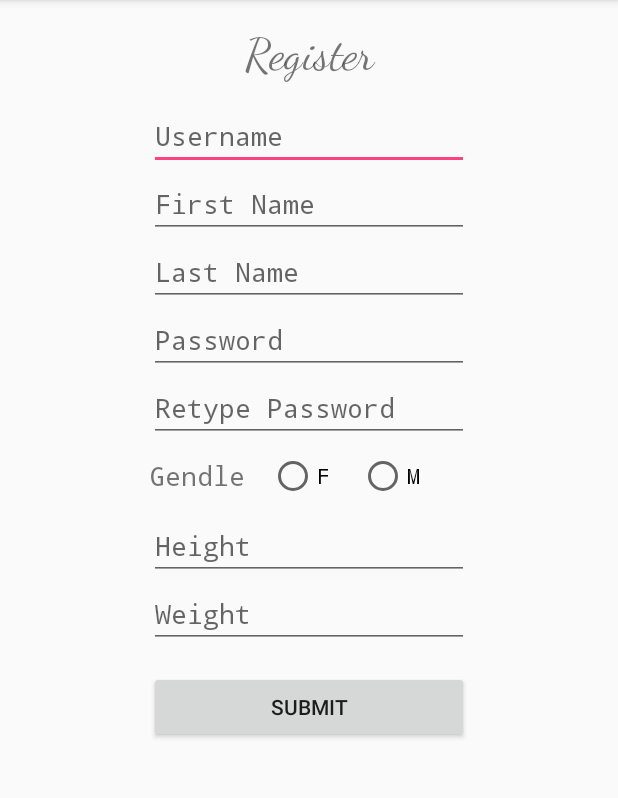
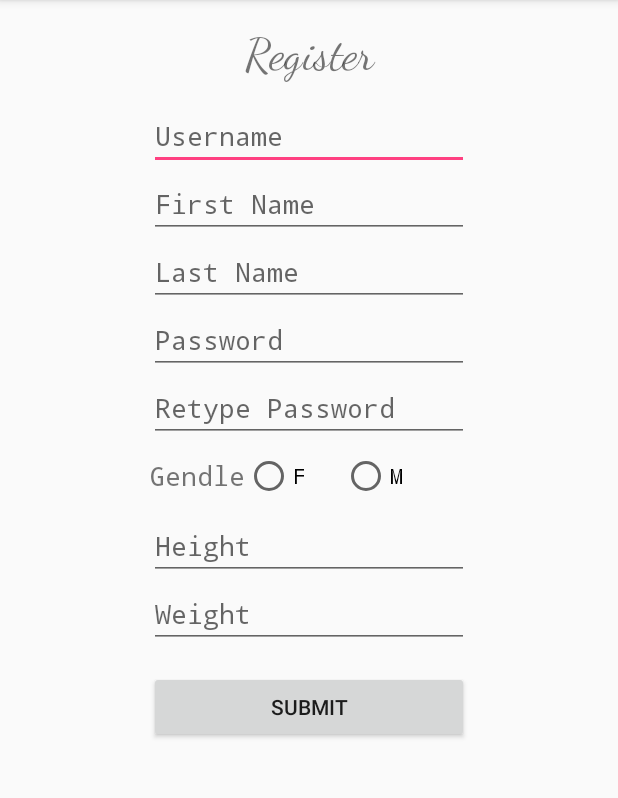
Before and after one commit to AndreeaMihalceaN/HealthMonitoring-android, an Android app: the SignUpActivity screen opened directly, with no data from a screen before it, on a phone screen of 412 x 824 dp, the part 84-882 px from its top. Run offline under Robolectric (Android 15) with nearby library versions, the light colour scheme and no system bars.

Commit message:
Am facut pana la click register, conexiunea nu functioneaza inca

```diff
--- a/app/src/main/AndroidManifest.xml
+++ b/app/src/main/AndroidManifest.xml
@@ -20,7 +20,8 @@
             </intent-filter>
         </activity>
         <activity android:name=".HomeActivity" />
-        <activity android:name=".SignUpActivity"></activity>
+        <activity android:name=".SignUpActivity" />
+        <activity android:name=".TestActivity"></activity>
     </application>
 
 </manifest>
--- a/app/src/main/java/com/example/andreea/healthmonitoring/LoginActivity.java
+++ b/app/src/main/java/com/example/andreea/healthmonitoring/LoginActivity.java
@@ -28,8 +28,6 @@ public class LoginActivity extends AppCompatActivity {
     private ProgressBar progressBarSpinner;
     private CheckBox checkBox_RememberMe;
     private Button btnSignIn;
-    private String username;
-    private String password;
     private EditText editTextUsername;
     private EditText editTextPassword;
     private SharedPreferences loginPreferences;
@@ -37,6 +35,8 @@ public class LoginActivity extends AppCompatActivity {
     private Boolean saveLogin;
     private LoginActivity loginActivity;
     private TextView m_textViewSignUp;
+    private String username;
+    private String password;
 
     @Override
     protected void onCreate(Bundle savedInstanceState) {
--- a/app/src/main/java/com/example/andreea/healthmonitoring/SignUpActivity.java
+++ b/app/src/main/java/com/example/andreea/healthmonitoring/SignUpActivity.java
@@ -3,10 +3,17 @@ package com.example.andreea.healthmonitoring;
 import android.support.v7.app.AppCompatActivity;
 import android.os.Bundle;
 import android.util.Log;
+import android.view.View;
 import android.widget.Button;
 import android.widget.EditText;
+import android.widget.RadioButton;
+import android.widget.RadioGroup;
+import android.widget.Toast;
 
-public class SignUpActivity extends AppCompatActivity {
+import webservice.RegisterDelegate;
+import webservice.RegisterTask;
+
+public class SignUpActivity extends AppCompatActivity implements RegisterDelegate {
 
     private EditText m_editTextUsername;
     private EditText m_editTextFirstName;
@@ -16,6 +23,16 @@ public class SignUpActivity extends AppCompatActivity {
     private EditText m_editTextHeight;
     private EditText m_editTextWeight;
     private Button m_buttonSubmit;
+    private String username;
+    private String password;
+    private String firstName;
+    private String lastName;
+    private String gender;
+    private int height;
+    private int weight;
+    private RadioGroup radioGroup;
+    private RadioButton radioButton;
+    private SignUpActivity signUpActivity;
 
 
     @Override
@@ -30,9 +47,45 @@ public class SignUpActivity extends AppCompatActivity {
         m_editTextRetypePassword = (EditText) findViewById(R.id.editTextRetypePassword);
         m_editTextHeight = (EditText) findViewById(R.id.editTextHeight);
         m_editTextWeight = (EditText) findViewById(R.id.editTextWeight);
-        m_buttonSubmit = (Button) findViewById(R.id.buttonSignIn);
+        m_buttonSubmit = (Button) findViewById(R.id.buttonSubmit);
+        radioGroup = (RadioGroup) findViewById(R.id.rgroup);
 
-        Log.i("tag","Helllllllo!");
+        m_buttonSubmit.setOnClickListener(new View.OnClickListener() {
+            @Override
+            public void onClick(View v) {
+                username = m_editTextUsername.getText().toString();
+                password = m_editTextPassword.getText().toString();
+                firstName = m_editTextFirstName.getText().toString();
+                lastName = m_editTextLastName.getText().toString();
+                height = Integer.parseInt(m_editTextHeight.getText().toString());
+                weight = Integer.parseInt(m_editTextWeight.getText().toString());
+                gender = radioButton.getText().toString();
+                //gender="F";
+
+
+                RegisterTask loginTask = new RegisterTask(username, password, firstName, lastName, gender, height, weight);
+                loginTask.setRegisterDelegate(signUpActivity);
+                Toast.makeText(SignUpActivity.this, "Your have registered! ", Toast.LENGTH_SHORT).show();
+
+            }
+        });
+
+
+    }
+
+        public void rbClick(View view) {
+        int idRadioButton = radioGroup.getCheckedRadioButtonId();
+        radioButton = (RadioButton) findViewById(idRadioButton);
+    }
+
+    @Override
+    public void onRegisterDone(String result) {
+
+    }
+
+    @Override
+    public void onRegisterError(String errorMsg) {
+        Toast.makeText(SignUpActivity.this, errorMsg, Toast.LENGTH_SHORT).show();
 
     }
 }
--- /dev/null
+++ b/app/src/main/java/webservice/RegisterDelegate.java
@@ -0,0 +1,11 @@
+package webservice;
+
+/**
+ * Created by Andreea on 30.10.2017.
+ */
+
+public interface RegisterDelegate {
+    public void onRegisterDone(String result);
+
+    void onRegisterError(String response);
+}
--- a/app/src/main/res/layout/activity_sign_up.xml
+++ b/app/src/main/res/layout/activity_sign_up.xml
@@ -91,31 +91,31 @@
         android:layout_alignLeft="@+id/editTextRetypePassword"
         android:layout_alignStart="@+id/editTextRetypePassword" />
 
-    <RadioButton
-        android:id="@+id/radioButtonF"
-        android:layout_width="wrap_content"
-        android:layout_height="wrap_content"
-        android:layout_alignBottom="@+id/textViewGendle"
-        android:layout_alignTop="@+id/textViewGendle"
-        android:layout_marginLeft="16dp"
-        android:layout_marginStart="16dp"
-        android:layout_toEndOf="@+id/textViewGendle"
-        android:layout_toRightOf="@+id/textViewGendle"
-        android:fontFamily="monospace"
-        android:text="F" />
+    <!--<RadioButton-->
+        <!--android:id="@+id/radioButtonF"-->
+        <!--android:layout_width="wrap_content"-->
+        <!--android:layout_height="wrap_content"-->
+        <!--android:layout_alignBottom="@+id/textViewGendle"-->
+        <!--android:layout_alignTop="@+id/textViewGendle"-->
+        <!--android:layout_marginLeft="16dp"-->
+        <!--android:layout_marginStart="16dp"-->
+        <!--android:layout_toEndOf="@+id/textViewGendle"-->
+        <!--android:layout_toRightOf="@+id/textViewGendle"-->
+        <!--android:fontFamily="monospace"-->
+        <!--android:text="F" />-->
 
-    <RadioButton
-        android:id="@+id/radioButtonM"
-        android:layout_width="wrap_content"
-        android:layout_height="wrap_content"
-        android:layout_alignBottom="@+id/radioButtonF"
-        android:layout_alignTop="@+id/radioButtonF"
-        android:layout_marginLeft="19dp"
-        android:layout_marginStart="19dp"
-        android:layout_toEndOf="@+id/radioButtonF"
-        android:layout_toRightOf="@+id/radioButtonF"
-        android:fontFamily="monospace"
-        android:text="M" />
+    <!--<RadioButton-->
+        <!--android:id="@+id/radioButtonM"-->
+        <!--android:layout_width="wrap_content"-->
+        <!--android:layout_height="wrap_content"-->
+        <!--android:layout_alignBottom="@+id/radioButtonF"-->
+        <!--android:layout_alignTop="@+id/radioButtonF"-->
+        <!--android:layout_marginLeft="19dp"-->
+        <!--android:layout_marginStart="19dp"-->
+        <!--android:layout_toEndOf="@+id/radioButtonF"-->
+        <!--android:layout_toRightOf="@+id/radioButtonF"-->
+        <!--android:fontFamily="monospace"-->
+        <!--android:text="M" />-->
 
     <EditText
         android:id="@+id/editTextHeight"
@@ -153,4 +153,45 @@
         android:layout_below="@+id/editTextWeight"
         android:layout_marginTop="15dp"
         android:text="Submit" />
+
+    <RadioGroup
+        android:id="@+id/rgroup"
+        android:layout_width="@android:dimen/notification_large_icon_width"
+        android:layout_height="match_parent"
+        android:orientation="horizontal"
+        android:layout_alignBottom="@+id/textViewGendle"
+        android:layout_alignEnd="@+id/editTextRetypePassword"
+        android:layout_alignRight="@+id/editTextRetypePassword"
+        android:layout_alignTop="@+id/textViewGendle"
+        android:layout_centerVertical="true"
+        android:layout_toEndOf="@+id/textViewGendle"
+        android:layout_toRightOf="@+id/textViewGendle">
+
+        <RadioButton
+            android:id="@+id/radioButtonF"
+            android:onClick="rbClick"
+            android:layout_width="wrap_content"
+            android:layout_height="wrap_content"
+            android:layout_alignLeft="@+id/radioButtonM"
+            android:layout_alignStart="@+id/radioButtonM"
+            android:layout_below="@+id/editTextFirstName"
+            android:layout_weight="1"
+            android:fontFamily="monospace"
+            android:text="F" />
+
+        <RadioButton
+            android:id="@+id/radioButtonM"
+            android:onClick="rbClick"
+            android:layout_width="wrap_content"
+            android:layout_height="wrap_content"
+            android:layout_alignBaseline="@+id/editTextPassword"
+            android:layout_alignBottom="@+id/editTextPassword"
+            android:layout_marginEnd="20dp"
+            android:layout_marginRight="20dp"
+            android:layout_toLeftOf="@+id/editTextPassword"
+            android:layout_toStartOf="@+id/editTextPassword"
+            android:layout_weight="1"
+            android:fontFamily="monospace"
+            android:text="M" />
+    </RadioGroup>
 </RelativeLayout>
```
Also changed, not shown: app/src/main/java/com/example/andreea/healthmonitoring/HomeActivity.java (+5 -6 lines), app/src/main/java/com/example/andreea/healthmonitoring/TestActivity.java (added, +13 -0 lines), app/src/main/java/manager/DataManager.java (added, +38 -0 lines), app/src/main/java/model/User.java (added, +94 -0 lines), app/src/main/java/webservice/CredentialInterface.java (added, +10 -0 lines), app/src/main/java/webservice/RegisterTask.java (added, +126 -0 lines), app/src/main/res/layout/activity_test.xml (added, +9 -0 lines).
